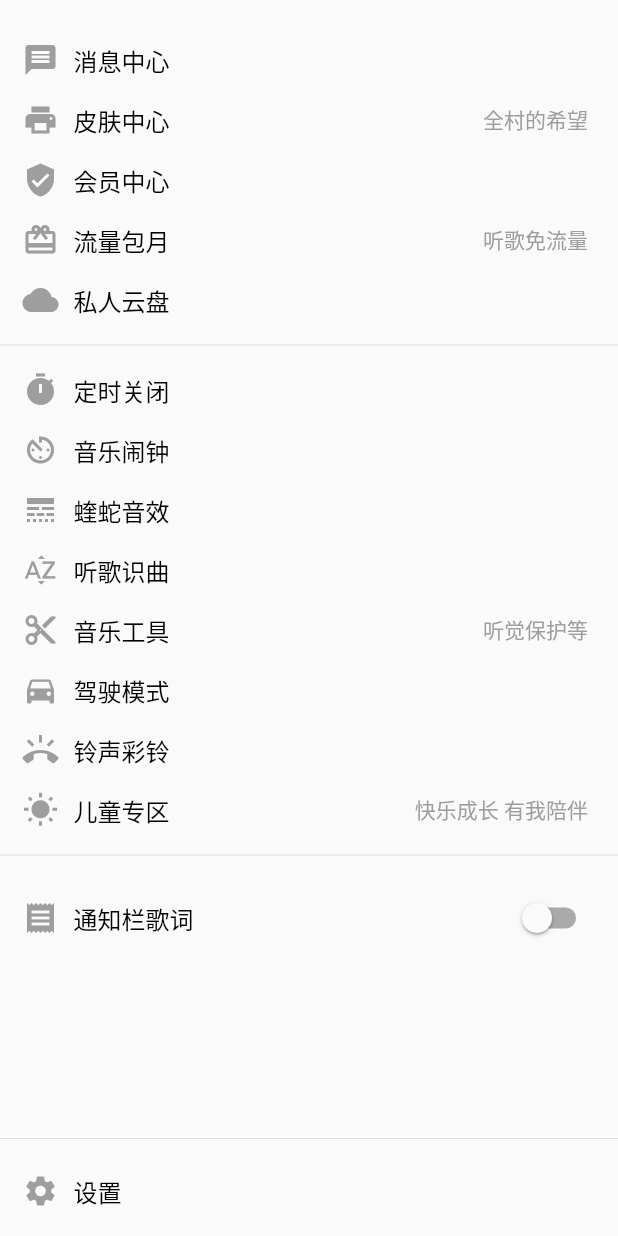
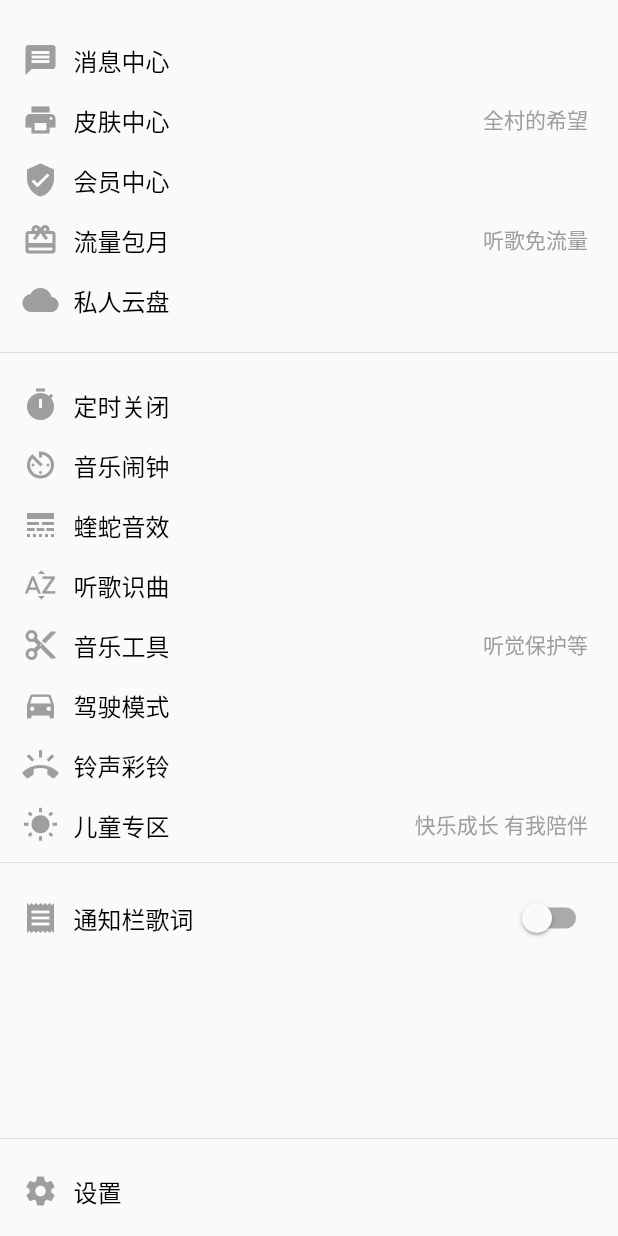
Before and after one commit to CiyLei/flutter_kugou, a Flutter app: the KuGouDrawer widget shown alone on an empty page, opened directly, on a phone screen of 412 x 824 dp. Run offline on Flutter 3.47's test engine with Material 2 defaults, Android fonts, the phone set to English and light mode, and no system bars; network calls fail.

```diff
--- a/lib/component/view/kugou_drawer.dart
+++ b/lib/component/view/kugou_drawer.dart
@@ -192,10 +192,10 @@ class _KuGouDrawerState extends State<KuGouDrawer> {
                 return _buildItem(items[index]);
               },
               separatorBuilder: (BuildContext context, int index) {
-                if (index == 4 || index == 12 || index == 13)
-                  return Divider(
-                    height: 20.0,
-                  );
+                if (index == 4)
+                  return Divider( height: 30.0, );
+                else if (index == 12)
+                  return Divider( height: 10.0, );
                 return SizedBox();
               },
             ),
```
